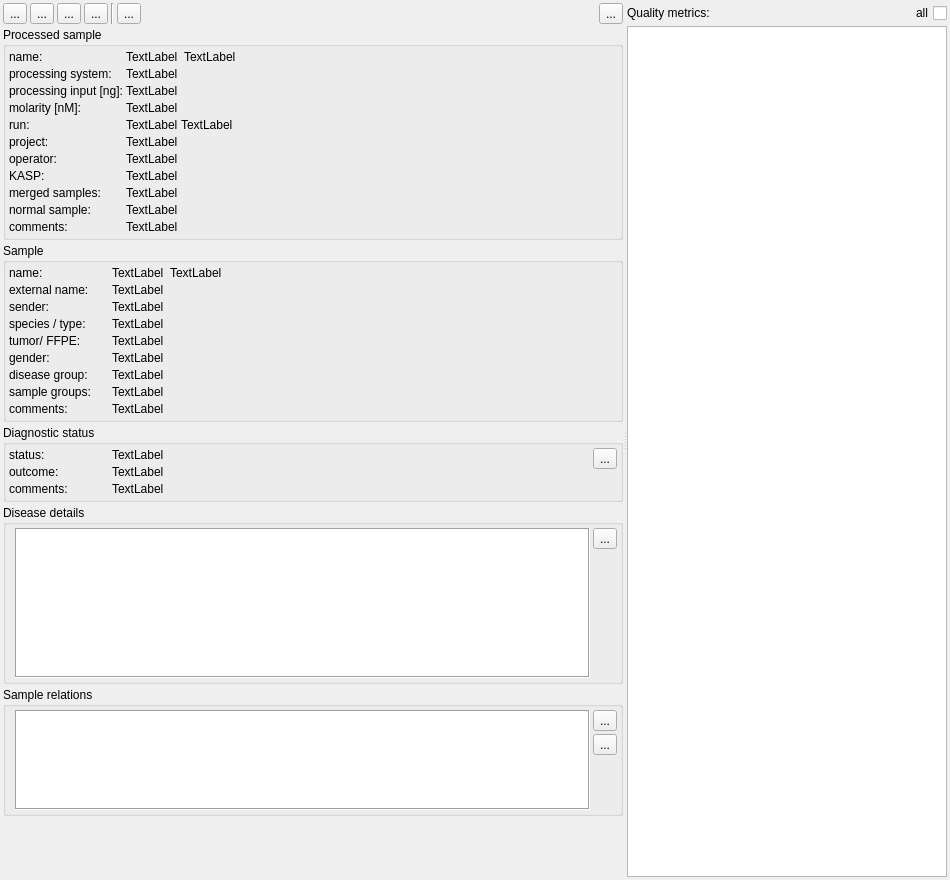
Above: src/GSvar/ProcessedSampleWidget.ui from imgag/ngs-bits before the change. Below: the same form after it.
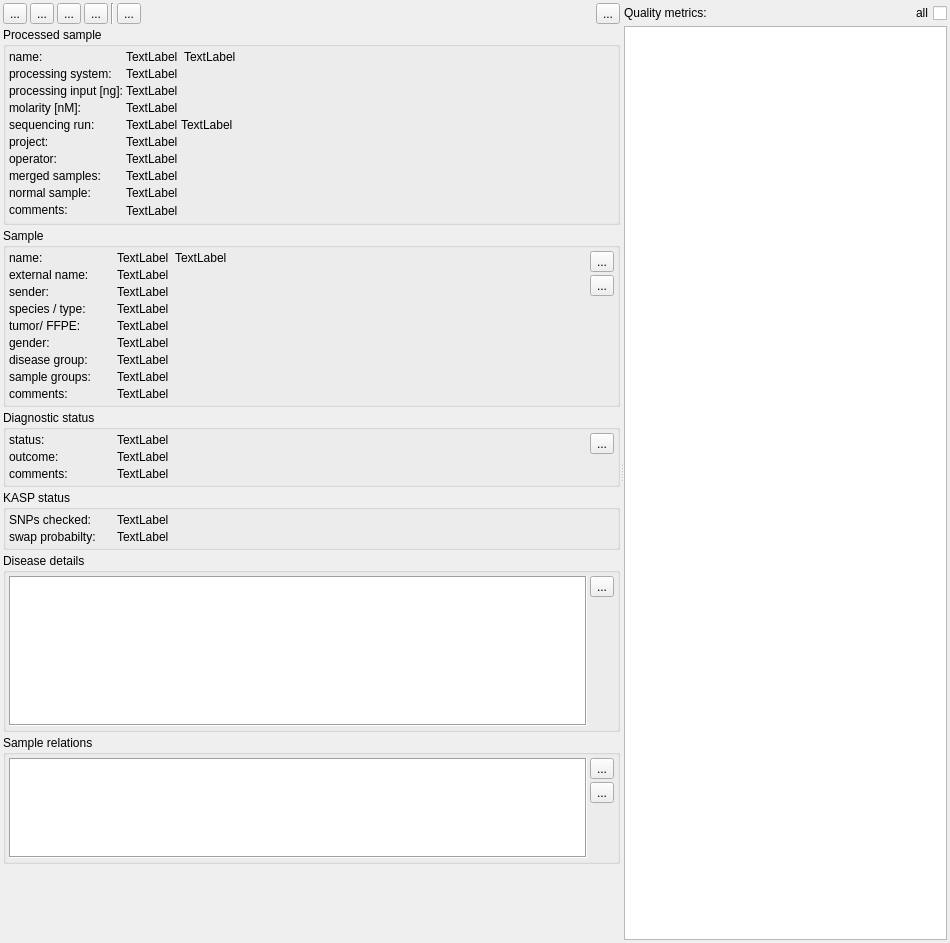
That is the form after the change. Icons and pictures are not drawn. Custom widgets are drawn as their Qt base class.

Commit message: GSvar: added edit buttins for processing system tab and processed sample tab.

```diff
--- a/src/GSvar/ProcessedSampleWidget.ui
+++ b/src/GSvar/ProcessedSampleWidget.ui
@@ -7,7 +7,7 @@
     <x>0</x>
     <y>0</y>
     <width>950</width>
-    <height>880</height>
+    <height>943</height>
    </rect>
   </property>
   <property name="minimumSize">
@@ -44,7 +44,7 @@
       <bool>false</bool>
      </property>
      <widget class="QWidget" name="layoutWidget">
-      <layout class="QVBoxLayout" name="verticalLayout_4">
+      <layout class="QVBoxLayout" name="verticalLayout_4" stretch="0,0,0,0,0,0,0,0">
        <property name="spacing">
         <number>3</number>
        </property>
@@ -171,6 +171,9 @@
           <bool>true</bool>
          </property>
          <layout class="QFormLayout" name="formLayout_2">
+          <property name="sizeConstraint">
+           <enum>QLayout::SetDefaultConstraint</enum>
+          </property>
           <property name="rowWrapPolicy">
            <enum>QFormLayout::WrapLongRows</enum>
           </property>
@@ -292,7 +295,7 @@
           <item row="4" column="0">
            <widget class="QLabel" name="label_4">
             <property name="text">
-             <string>run:</string>
+             <string>sequencing run:</string>
             </property>
            </widget>
           </item>
@@ -331,26 +334,6 @@
            </widget>
           </item>
           <item row="7" column="0">
-           <widget class="QLabel" name="label_16">
-            <property name="toolTip">
-             <string>&lt;html&gt;&lt;head/&gt;&lt;body&gt;&lt;p&gt;Sample swap probability based on KASP assay&lt;/p&gt;&lt;/body&gt;&lt;/html&gt;</string>
-            </property>
-            <property name="text">
-             <string>KASP:</string>
-            </property>
-           </widget>
-          </item>
-          <item row="7" column="1">
-           <widget class="QLabel" name="kasp">
-            <property name="text">
-             <string>TextLabel</string>
-            </property>
-            <property name="textInteractionFlags">
-             <set>Qt::LinksAccessibleByMouse|Qt::TextSelectableByMouse</set>
-            </property>
-           </widget>
-          </item>
-          <item row="8" column="0">
            <widget class="QLabel" name="label_22">
             <property name="toolTip">
              <string>&lt;html&gt;&lt;head/&gt;&lt;body&gt;&lt;p&gt;Information about processed samples that were merged analyzed jointly.&lt;/p&gt;&lt;/body&gt;&lt;/html&gt;</string>
@@ -360,7 +343,7 @@
             </property>
            </widget>
           </item>
-          <item row="8" column="1">
+          <item row="7" column="1">
            <widget class="QLabel" name="merged">
             <property name="text">
              <string>TextLabel</string>
@@ -370,7 +353,7 @@
             </property>
            </widget>
           </item>
-          <item row="9" column="0">
+          <item row="8" column="0">
            <widget class="QLabel" name="label_24">
             <property name="toolTip">
              <string>Normal sample associated to a tumor sample for pair analysis.</string>
@@ -380,7 +363,7 @@
             </property>
            </widget>
           </item>
-          <item row="9" column="1">
+          <item row="8" column="1">
            <widget class="QLabel" name="normal_sample">
             <property name="text">
              <string>TextLabel</string>
@@ -390,7 +373,7 @@
             </property>
            </widget>
           </item>
-          <item row="10" column="0">
+          <item row="9" column="0">
            <widget class="QLabel" name="label_10">
             <property name="text">
              <string>comments:</string>
@@ -400,8 +383,14 @@
             </property>
            </widget>
           </item>
-          <item row="10" column="1">
+          <item row="9" column="1">
            <widget class="QLabel" name="comments_processed_sample">
+            <property name="minimumSize">
+             <size>
+              <width>0</width>
+              <height>16</height>
+             </size>
+            </property>
             <property name="text">
              <string>TextLabel</string>
             </property>
@@ -448,9 +437,26 @@
          <property name="flat">
           <bool>true</bool>
          </property>
+         <layout class="QHBoxLayout" name="horizontalLayout_9">
+          <property name="spacing">
+           <number>3</number>
+          </property>
+          <property name="leftMargin">
+           <number>3</number>
+          </property>
+          <property name="topMargin">
+           <number>3</number>
+          </property>
+          <property name="rightMargin">
+           <number>3</number>
+          </property>
+          <property name="bottomMargin">
+           <number>3</number>
+          </property>
+          <item>
          <layout class="QFormLayout" name="formLayout_3">
-          <property name="rowWrapPolicy">
-           <enum>QFormLayout::WrapLongRows</enum>
+            <property name="sizeConstraint">
+             <enum>QLayout::SetMinimumSize</enum>
           </property>
           <property name="horizontalSpacing">
            <number>3</number>
@@ -458,23 +464,11 @@
           <property name="verticalSpacing">
            <number>3</number>
           </property>
-          <property name="leftMargin">
-           <number>3</number>
-          </property>
-          <property name="topMargin">
-           <number>3</number>
-          </property>
-          <property name="rightMargin">
-           <number>3</number>
-          </property>
-          <property name="bottomMargin">
-           <number>3</number>
-          </property>
           <item row="0" column="0">
            <widget class="QLabel" name="label_14">
             <property name="minimumSize">
              <size>
-              <width>100</width>
+                <width>105</width>
               <height>0</height>
              </size>
             </property>
@@ -659,6 +653,43 @@
            </widget>
           </item>
          </layout>
+          </item>
+          <item>
+           <layout class="QVBoxLayout" name="verticalLayout_7">
+            <property name="spacing">
+             <number>3</number>
+            </property>
+            <item>
+             <widget class="QToolButton" name="sample_edit_btn">
+              <property name="text">
+               <string>...</string>
+              </property>
+              <property name="icon">
+               <iconset resource="GSvar.qrc">
+                <normaloff>:/Icons/Edit.png</normaloff>:/Icons/Edit.png</iconset>
+              </property>
+             </widget>
+            </item>
+            <item>
+             <widget class="QToolButton" name="genlab_btn">
+              <property name="toolTip">
+               <string>Import disease group/status from GenLab.</string>
+              </property>
+              <property name="text">
+               <string>...</string>
+              </property>
+              <property name="icon">
+               <iconset resource="GSvar.qrc">
+                <normaloff>:/Icons/GenLab.png</normaloff>:/Icons/GenLab.png</iconset>
+              </property>
+             </widget>
+            </item>
+            <item>
+             <widget class="QWidget" name="widget_4" native="true"/>
+            </item>
+           </layout>
+          </item>
+         </layout>
         </widget>
        </item>
        <item>
@@ -687,6 +718,9 @@
           </property>
           <item>
            <layout class="QFormLayout" name="formLayout">
+            <property name="sizeConstraint">
+             <enum>QLayout::SetMaximumSize</enum>
+            </property>
             <property name="horizontalSpacing">
              <number>3</number>
             </property>
@@ -697,7 +731,7 @@
              <widget class="QLabel" name="label_13">
               <property name="minimumSize">
                <size>
-                <width>100</width>
+                <width>105</width>
                 <height>0</height>
                </size>
               </property>
@@ -791,6 +825,73 @@
          </layout>
         </widget>
        </item>
+       <item>
+        <widget class="QGroupBox" name="kasp_2">
+         <property name="title">
+          <string>KASP status</string>
+         </property>
+         <property name="flat">
+          <bool>true</bool>
+         </property>
+         <layout class="QFormLayout" name="formLayout_4">
+          <property name="sizeConstraint">
+           <enum>QLayout::SetMinimumSize</enum>
+          </property>
+          <property name="horizontalSpacing">
+           <number>3</number>
+          </property>
+          <property name="verticalSpacing">
+           <number>3</number>
+          </property>
+          <property name="leftMargin">
+           <number>3</number>
+          </property>
+          <property name="topMargin">
+           <number>3</number>
+          </property>
+          <property name="rightMargin">
+           <number>3</number>
+          </property>
+          <property name="bottomMargin">
+           <number>3</number>
+          </property>
+          <item row="0" column="0">
+           <widget class="QLabel" name="label_18">
+            <property name="minimumSize">
+             <size>
+              <width>105</width>
+              <height>0</height>
+             </size>
+            </property>
+            <property name="text">
+             <string>SNPs checked:</string>
+            </property>
+           </widget>
+          </item>
+          <item row="0" column="1">
+           <widget class="QLabel" name="kasp_snps">
+            <property name="text">
+             <string>TextLabel</string>
+            </property>
+           </widget>
+          </item>
+          <item row="1" column="0">
+           <widget class="QLabel" name="label_19">
+            <property name="text">
+             <string>swap probabilty:</string>
+            </property>
+           </widget>
+          </item>
+          <item row="1" column="1">
+           <widget class="QLabel" name="kasp_swap">
+            <property name="text">
+             <string>TextLabel</string>
+            </property>
+           </widget>
+          </item>
+         </layout>
+        </widget>
+       </item>
        <item>
         <widget class="QGroupBox" name="groupBox_3">
          <property name="title">
@@ -804,7 +905,7 @@
            <number>3</number>
           </property>
           <property name="leftMargin">
-           <number>9</number>
+           <number>3</number>
           </property>
           <property name="topMargin">
            <number>3</number>
@@ -880,7 +981,7 @@
            <number>3</number>
           </property>
           <property name="leftMargin">
-           <number>9</number>
+           <number>3</number>
           </property>
           <property name="topMargin">
            <number>3</number>
```
Left out of the diff: 62 changed lines with no effect on the pictures. Lines whose indentation alone changed are shown as unchanged. The commit also changes 11 other files.
